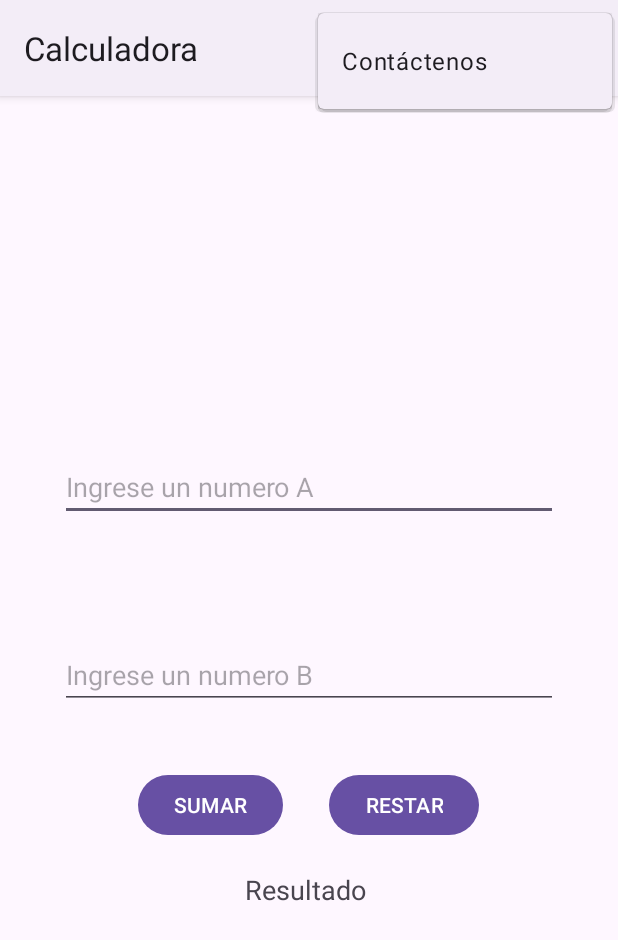
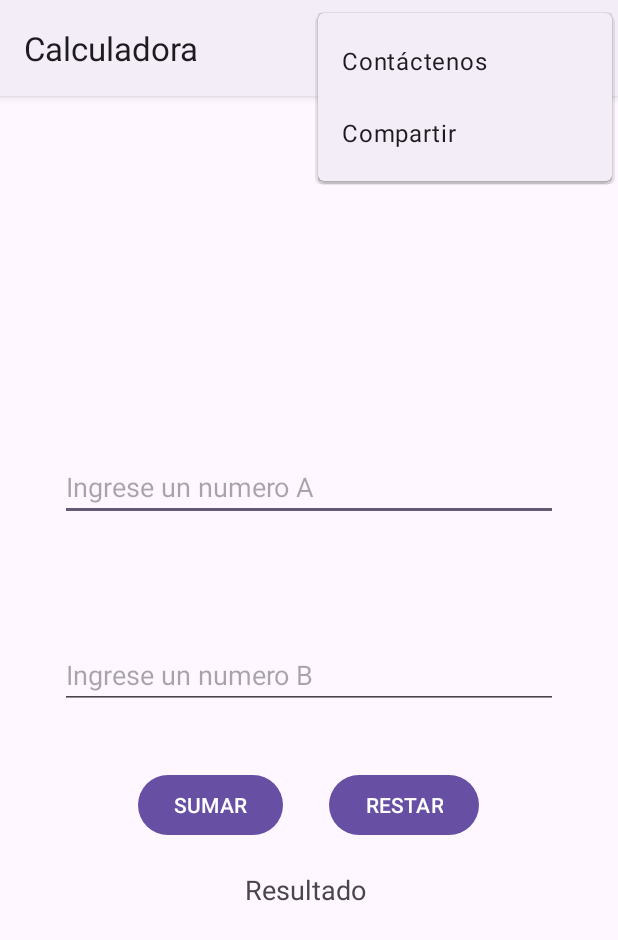
Before and after one commit to Alejandr0Aceved0/Atenea_Mobile, an Android app: the screen it shows after launch (MainActivity), with the options menu open, on a phone screen of 412 x 824 dp. Shown: the top 940 px of the screen. Run offline under Robolectric (Android 15) with nearby library versions, the phone set to English and light mode, and no system bars.

Commit message:
refactor: colors and items

```diff
--- a/app/src/main/res/menu/menu_home.xml
+++ b/app/src/main/res/menu/menu_home.xml
@@ -8,6 +8,5 @@
     <item
         android:id="@+id/item_compartir"
         android:title="@string/item_compartir"
-        android:icon="@drawable/ic_compartir"
-        app:showAsAction="always" />
+        android:icon="@drawable/ic_compartir"/>
 </menu>
--- a/app/src/main/res/values/colors.xml
+++ b/app/src/main/res/values/colors.xml
@@ -2,4 +2,8 @@
 <resources>
     <color name="black">#FF000000</color>
     <color name="white">#FFFFFFFF</color>
+
+
+
+    <color name="my_dark_primary">#154691</color>
 </resources>
```
